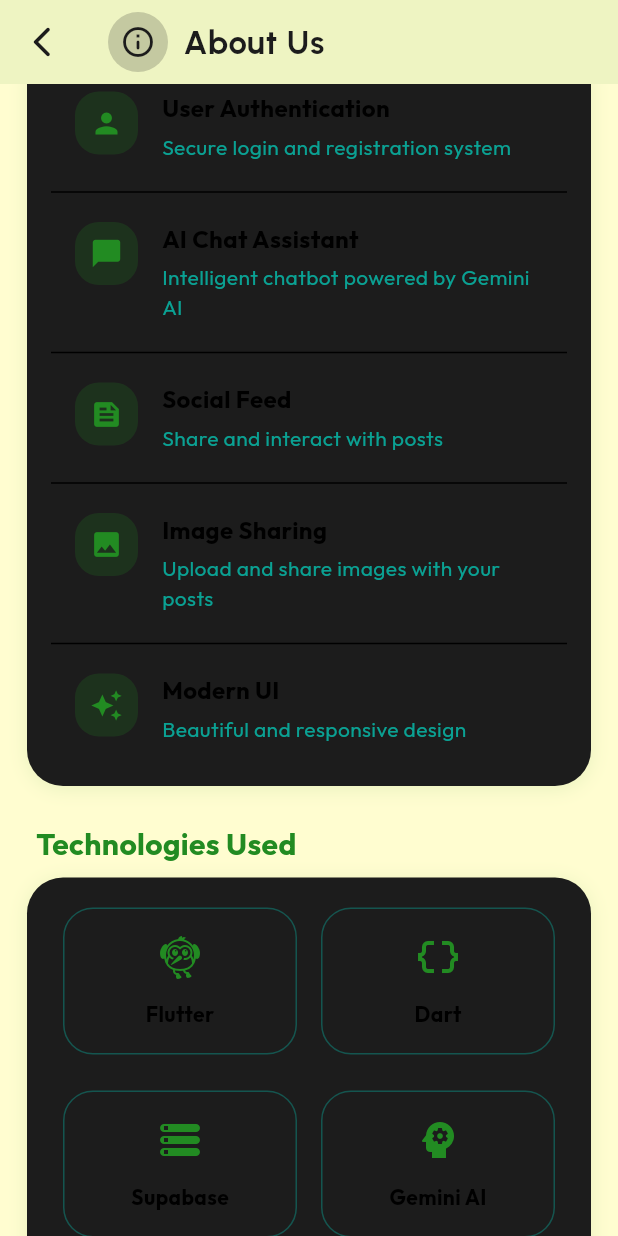
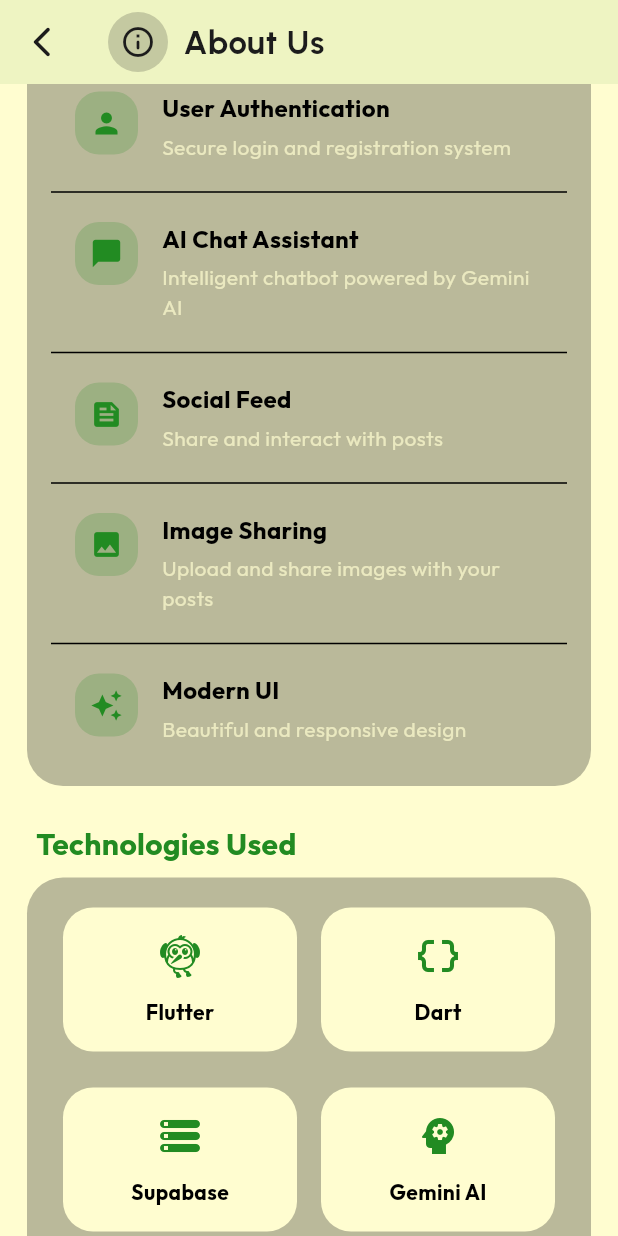
Before and after one commit to Mahad-Ghauri/KONEXEA, a Flutter app: the AboutPage screen opened directly, scrolled down 576 dp, on a phone screen of 412 x 824 dp. Run offline on Flutter 3.47's test engine with Material 3 defaults, Android fonts, the phone set to English and light mode, and no system bars; our stand-ins replace carousel_slider, cloud_firestore, curved_navigation_bar, firebase_core, fluttertoast, font_awesome_flutter and 5 more; missing offline and left inert: google_mlkit_translation; accounts and stored records are empty; network calls fail; project files that could hold a hidden picture were left out.

Commit message:
Refactor AboutPage and AboutComponents: Update icon and color opacity for improved visual clarity and consistency

```diff
--- a/lib/views/components/about_components.dart
+++ b/lib/views/components/about_components.dart
@@ -23,11 +23,11 @@
       width: double.infinity,
       margin: const EdgeInsets.symmetric(horizontal: 2.0),
       decoration: BoxDecoration(
-        color: Theme.of(context).colorScheme.tertiary,
+        color: Theme.of(context).colorScheme.tertiary.withOpacity(0.3),
         borderRadius: BorderRadius.circular(24),
         boxShadow: [
           BoxShadow(
-            color: Theme.of(context).colorScheme.primary.withOpacity(0.1),
+            color: Theme.of(context).colorScheme.surface.withOpacity(0.2),
             blurRadius: 10,
             spreadRadius: 0,
             offset: const Offset(0, 2),
@@ -77,7 +77,7 @@
                       fontSize: 14,
                       color: Theme.of(context)
                           .colorScheme
-                          .secondary
+                          .surface
                           .withOpacity(0.7)),
                 ),
               ],
@@ -97,10 +97,10 @@
       padding: const EdgeInsets.all(16),
       margin: const EdgeInsets.symmetric(horizontal: 8.0, vertical: 4.0),
       decoration: BoxDecoration(
-        color: Theme.of(context).colorScheme.tertiary,
+        color: Theme.of(context).colorScheme.surface,
         borderRadius: BorderRadius.circular(20),
-        border: Border.all(
-            color: Theme.of(context).colorScheme.secondary.withOpacity(0.3)),
+        // border: Border.all(
+        //     color: Theme.of(context).colorScheme.secondary.withOpacity(0.3)),
       ),
       child: Column(
         children: [
```
